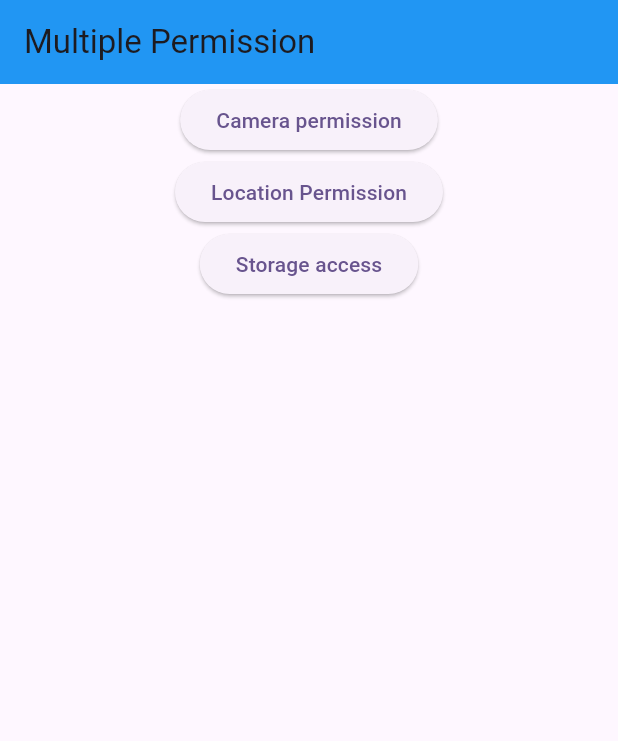
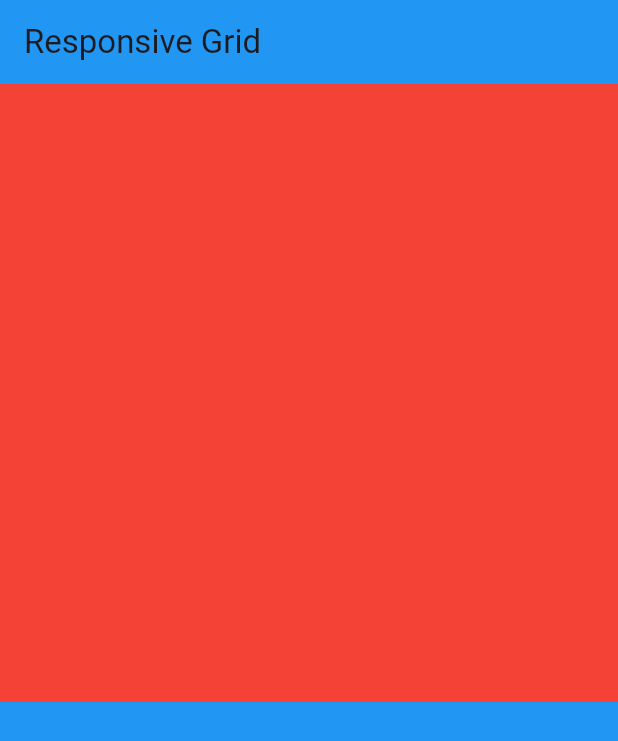
Before and after one commit to virsodiyayash/flutter_sem_5_lab, a Flutter app: the screen it shows after launch, on a phone screen of 412 x 824 dp. Shown: the top 741 px of the screen. Run offline on Flutter 3.47's test engine with Material 3 defaults, Android fonts, the phone set to English and light mode, and no system bars; our stand-ins replace get, image_picker, permission_handler, sqflite; missing offline and left inert: my_custom_package; accounts and stored records are empty.

Commit message:
Upto lab 18

```diff
--- /dev/null
+++ b/lib/Lab_18/que_1.dart
@@ -0,0 +1,110 @@
+import 'package:flutter/material.dart';
+
+class Que1 extends StatelessWidget {
+  const Que1({super.key});
+
+  @override
+  Widget build(BuildContext context) {
+
+    List<Widget> imagesUrl = [
+     Container(
+       height: MediaQuery.of(context).size.height,
+       width: MediaQuery.of(context).size.width,
+       color: Colors.red,
+     ),
+
+      Container(
+        height: MediaQuery.of(context).size.height,
+        width: MediaQuery.of(context).size.width,
+        color: Colors.blue,
+      ),
+
+      Container(
+        height: MediaQuery.of(context).size.height,
+        width: MediaQuery.of(context).size.width,
+        color: Colors.yellow,
+      ),
+
+      Container(
+        height: MediaQuery.of(context).size.height,
+        width: MediaQuery.of(context).size.width,
+        color: Colors.orange,
+      ),
+
+      Container(
+        height: MediaQuery.of(context).size.height,
+        width: MediaQuery.of(context).size.width,
+        color: Colors.grey,
+      ),
+
+      Container(
+        height: MediaQuery.of(context).size.height,
+        width: MediaQuery.of(context).size.width,
+        color: Colors.green,
+      ),
+
+      Container(
+        height: MediaQuery.of(context).size.height,
+        width: MediaQuery.of(context).size.width,
+        color: Colors.red,
+      ),
+
+      Container(
+        height: MediaQuery.of(context).size.height,
+        width: MediaQuery.of(context).size.width,
+        color: Colors.blue,
+      ),
+
+      Container(
+        height: MediaQuery.of(context).size.height,
+        width: MediaQuery.of(context).size.width,
+        color: Colors.yellow,
+      ),
+
+      Container(
+        height: MediaQuery.of(context).size.height,
+        width: MediaQuery.of(context).size.width,
+        color: Colors.orange,
+      ),
+
+      Container(
+        height: MediaQuery.of(context).size.height,
+        width: MediaQuery.of(context).size.width,
+        color: Colors.grey,
+      ),
+
+      Container(
+        height: MediaQuery.of(context).size.height,
+        width: MediaQuery.of(context).size.width,
+        color: Colors.green,
+      ),
+    ];
+
+    final width = MediaQuery.of(context).size.width;
+
+    int crossAxisCount;
+    if (width > 1000) {
+      crossAxisCount = 4; // Desktop
+    } else if (width > 600) {
+      crossAxisCount = 2; // Tablet
+    } else {
+      crossAxisCount = 1; // Mobile
+    }
+
+
+    return Scaffold(
+      appBar: AppBar(
+        title: Text("Responsive Grid"),
+        backgroundColor: Colors.blue,
+      ),
+      body: GridView.builder(
+          gridDelegate: SliverGridDelegateWithFixedCrossAxisCount(
+              crossAxisCount: crossAxisCount
+          ),
+          itemCount: imagesUrl.length,
+          itemBuilder: (context, index) {
+            return imagesUrl[index];
+          },),
+    );
+  }
+}
--- a/lib/main.dart
+++ b/lib/main.dart
@@ -5,6 +5,10 @@ import 'package:flutter_advance_lab/Lab_15/permission_handler_camera.dart';
 import 'package:flutter_advance_lab/Lab_15/permission_location.dart';
 import 'package:flutter_advance_lab/Lab_15/permission_multiple_permission.dart';
 import 'package:flutter_advance_lab/Lab_15/permission_storage.dart';
+import 'package:flutter_advance_lab/Lab_17/pro_1.dart';
+import 'package:flutter_advance_lab/Lab_17/pro_2.dart';
+import 'package:flutter_advance_lab/Lab_17/pro_3.dart';
+import 'package:flutter_advance_lab/Lab_18/que_1.dart';
 import 'package:flutter_advance_lab/Lab_4/view/bottom_sheet_view.dart';
 import 'package:flutter_advance_lab/Lab_4/view/custom_bottom_sheet.dart';
 import 'package:flutter_advance_lab/Lab_4/view/custom_snackbar.dart';
@@ -55,7 +59,7 @@ class MyApp extends StatelessWidget {
         colorScheme: ColorScheme.fromSeed(seedColor: Colors.deepPurple),
         useMaterial3: true,
       ),
-      home: PermissionMultiplePermission(),
+      home: Que1(),
       getPages: [
         GetPage(name: "/", page: () => FirstScreen() , curve: Curves.bounceIn),
         GetPage(name: "/loginScreen", page: () => LoginScreen()),
--- a/pubspec.yaml
+++ b/pubspec.yaml
@@ -43,6 +43,7 @@ dependencies:
   http:
   permission_handler: ^12.0.1
   image_picker: ^1.0.4
+  path_provider:
 
 
 
```
Also changed, not shown: lib/Lab_16/read_from_external.dart (added, +79 -0 lines), lib/Lab_17/pro_1.dart (added, +25 -0 lines), lib/Lab_17/pro_2.dart (added, +33 -0 lines), lib/Lab_17/pro_3.dart (added, +30 -0 lines), lib/Lab_18/que_2.dart (added, +14 -0 lines), pubspec.lock.
